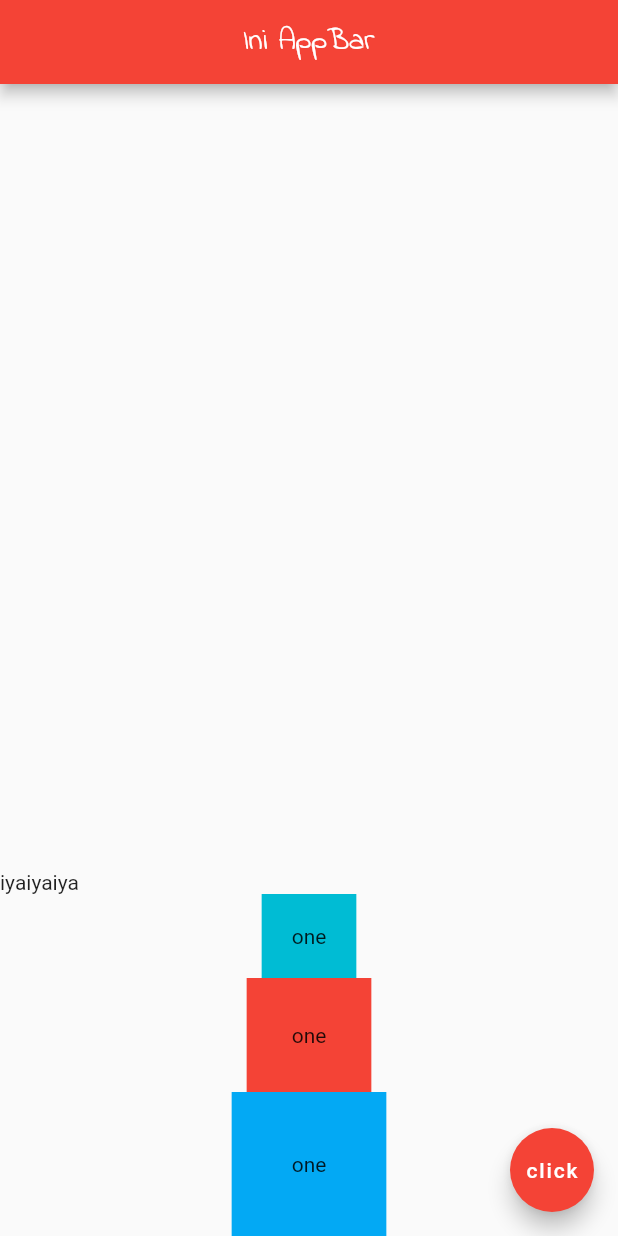
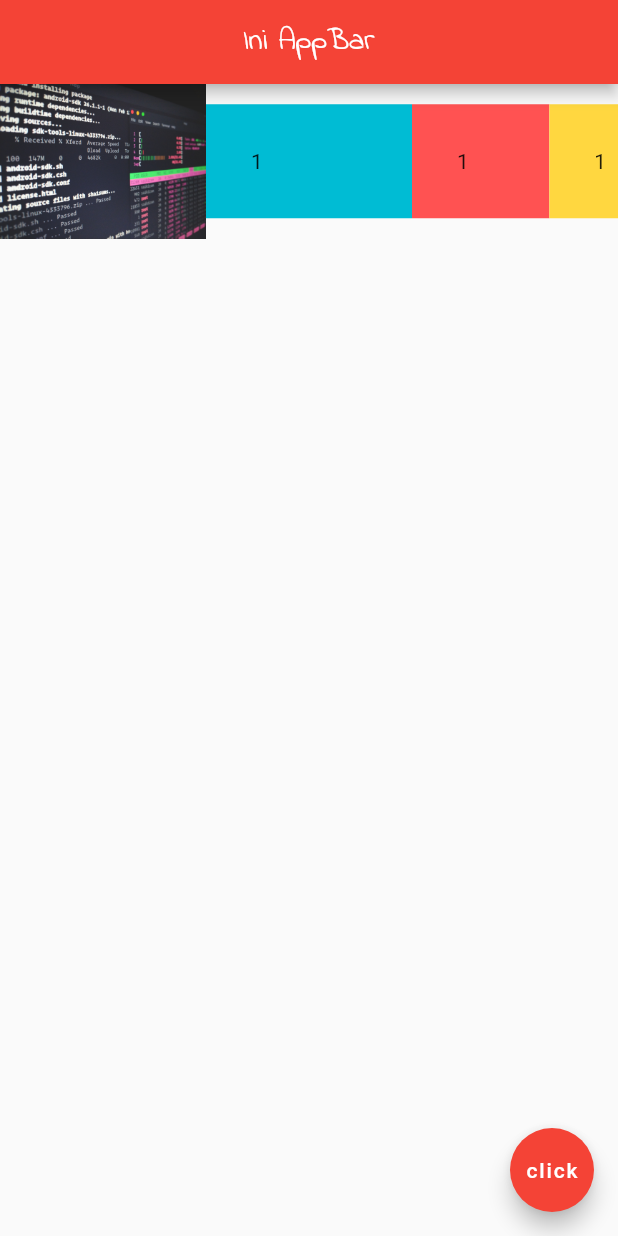
Before and after one commit to ackermanjayjay/flutter-walkthrough, a Flutter app: the screen it shows after launch, on a phone screen of 412 x 824 dp. Run offline on Flutter 3.47's test engine with Material 2 defaults, Android fonts, the phone set to English and light mode, and no system bars.

Commit message:
exapnded widget

```diff
--- a/flutter_application_1/lib/main.dart
+++ b/flutter_application_1/lib/main.dart
@@ -25,33 +25,41 @@ class Home extends StatelessWidget
           centerTitle: true,
           backgroundColor: Colors.red,
           ),
-          body: Column
+          body: Row
           (
-            mainAxisAlignment: MainAxisAlignment.end,
-            crossAxisAlignment: CrossAxisAlignment.center,
-            children: <Widget>[
-              Row(
-children: <Widget>[
-  Text("iya"),
-  Text("iya"),
-  Text("iya"),
-],
+            children: <Widget>
+            [
+              Expanded(child: Image.asset("assets/back.jpg"),
+              flex: 3,
               ),
-              Container(
-                padding: EdgeInsets.all(20),
-               color: Colors.cyan,
-                child: Text("one"),
+              Expanded
+              (
+                flex: 3,
+              child :Container
+              (
+                  padding:EdgeInsets.all(30.0),
+                  color: Colors.cyan,
+                  child: Text("1"),
               ),
-                Container(
-                padding: EdgeInsets.all(30),
-               color: Colors.red,
-                child: Text("one"),
               ),
-                Container(
-                padding: EdgeInsets.all(40),
-               color: Colors.lightBlue,
-                child: Text("one"),
-              ),
+                Expanded(
+                  flex: 2,
+                  child: Container
+                  (
+                   padding:EdgeInsets.all(30.0),
+                    color: Colors.redAccent,
+                    child: Text("1"),
+                  ),
+                ),
+                  Expanded(
+                    flex: 1,
+                    child: Container
+                                  (
+                                   padding:EdgeInsets.all(30.0),
+                    color: Colors.amberAccent,
+                    child: Text("1"),
+                                  ),
+                  ),
             ],
           ),
         floatingActionButton: FloatingActionButton
```
